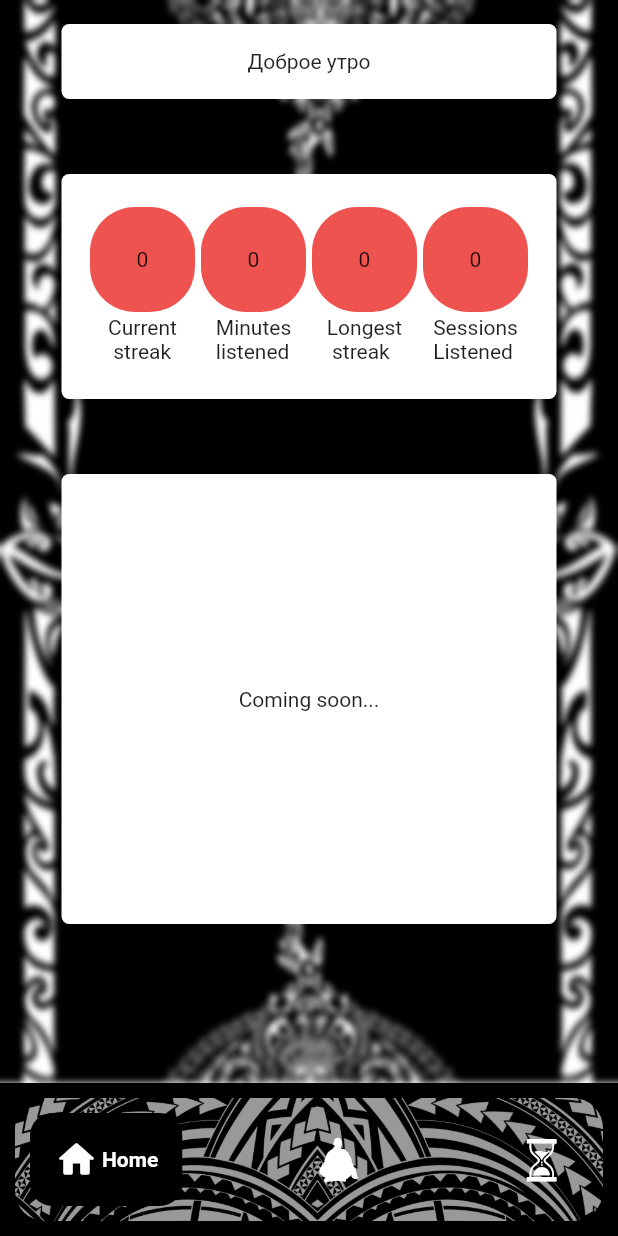
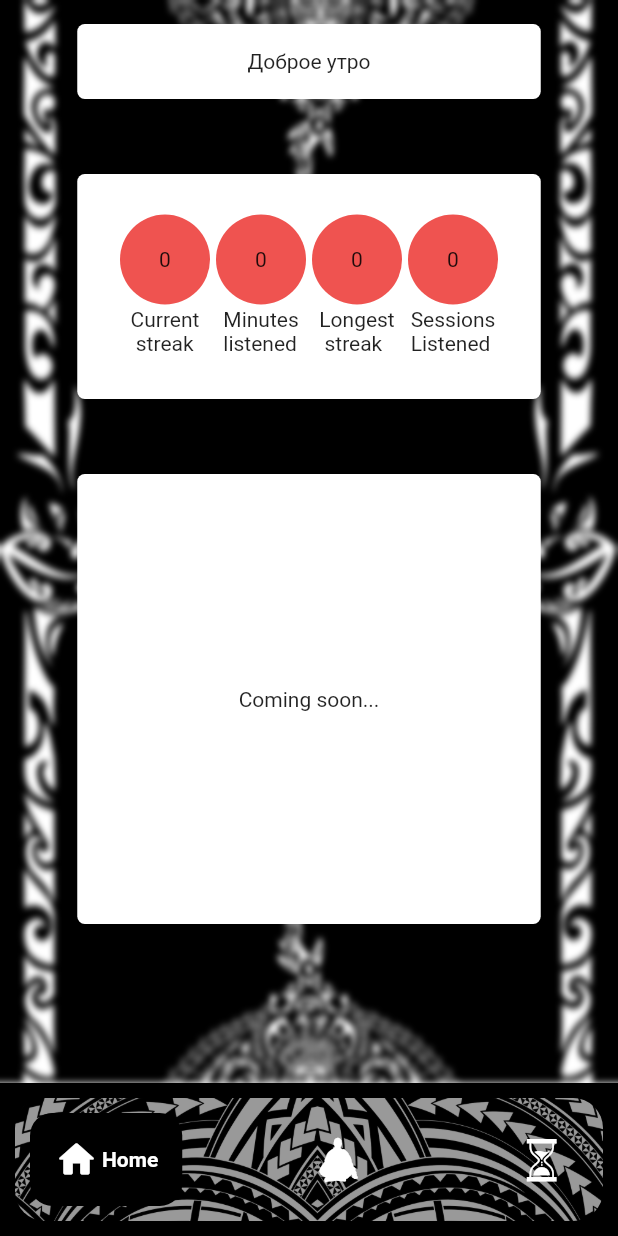
Before and after one commit to 0-melkonyanma-0/Simple-Meditation, a Flutter app: the screen it shows after launch, on a phone screen of 412 x 824 dp. Run offline on Flutter 3.47's test engine with Material 2 defaults, Android fonts, the phone set to English and light mode, and no system bars; drawn by our look-alikes of google_nav_bar; our stand-ins replace go_router, just_audio.

Commit message:
delete flexible widget

```diff
--- a/lib/screens/home.dart
+++ b/lib/screens/home.dart
@@ -55,14 +55,13 @@ class _HomeScreenState extends State<HomeScreen> {
               child: Padding(
                 padding: const EdgeInsets.all(16.0),
                 child: ListView(children: [
-                  Padding(
-                    padding: const EdgeInsets.symmetric(horizontal: 20),
-                    child: Center(
+                  Center(
                     child: SafeArea(
-                        child: Flexible(
                       child: ConstrainedBox(
-                            constraints:
-                                BoxConstraints(maxWidth: 330, minWidth: 300),
+                        constraints: BoxConstraints(
+                          minWidth: MediaQuery.of(context).size.width * 0.70,
+                          maxWidth: MediaQuery.of(context).size.width * 0.75,
+                        ),
                         child: Center(
                           child: Column(
                             children: [
@@ -79,39 +78,33 @@ class _HomeScreenState extends State<HomeScreen> {
                               ),
                               Container(
                                 height: 150,
-                                    child: Flexible(
                                 child: Row(
-                                        mainAxisAlignment:
-                                            MainAxisAlignment.center,
+                                  mainAxisAlignment: MainAxisAlignment.center,
                                   children: [
                                     Column(
                                       mainAxisAlignment:
                                           MainAxisAlignment.center,
                                       children: [
                                         Padding(
-                                                padding:
-                                                    const EdgeInsets.symmetric(
+                                          padding: const EdgeInsets.symmetric(
                                               horizontal: 2.0),
                                           child: Container(
-                                                  height: 70,
-                                                  width: 70,
+                                            height: 60,
+                                            width: 60,
                                             decoration: BoxDecoration(
                                               color: Colors.red[400],
                                               borderRadius:
-                                                        BorderRadius.circular(
-                                                            30),
+                                                  BorderRadius.circular(30),
                                             ),
                                             child: Row(
                                               mainAxisAlignment:
-                                                        MainAxisAlignment
-                                                            .center,
+                                                  MainAxisAlignment.center,
                                               children: [Text('0')],
                                             ),
                                           ),
                                         ),
                                         Padding(
-                                                padding:
-                                                    const EdgeInsets.all(2.0),
+                                          padding: const EdgeInsets.all(2.0),
                                           child: Text('Current\n streak'),
                                         ),
                                       ],
@@ -121,31 +114,26 @@ class _HomeScreenState extends State<HomeScreen> {
                                           MainAxisAlignment.center,
                                       children: [
                                         Padding(
-                                                padding:
-                                                    const EdgeInsets.symmetric(
+                                          padding: const EdgeInsets.symmetric(
                                               horizontal: 2.0),
                                           child: Container(
-                                                  height: 70,
-                                                  width: 70,
+                                            height: 60,
+                                            width: 60,
                                             decoration: BoxDecoration(
                                               color: Colors.red[400],
                                               borderRadius:
-                                                        BorderRadius.circular(
-                                                            30),
+                                                  BorderRadius.circular(30),
                                             ),
                                             child: Row(
                                               mainAxisAlignment:
-                                                        MainAxisAlignment
-                                                            .center,
+                                                  MainAxisAlignment.center,
                                               children: [Text('0')],
                                             ),
                                           ),
                                         ),
                                         Padding(
-                                                padding:
-                                                    const EdgeInsets.all(2.0),
-                                                child:
-                                                    Text('Minutes\nlistened'),
+                                          padding: const EdgeInsets.all(2.0),
+                                          child: Text('Minutes\nlistened'),
                                         ),
                                       ],
                                     ),
@@ -154,29 +142,25 @@ class _HomeScreenState extends State<HomeScreen> {
                                           MainAxisAlignment.center,
                                       children: [
                                         Padding(
-                                                padding:
-                                                    const EdgeInsets.symmetric(
+                                          padding: const EdgeInsets.symmetric(
                                               horizontal: 2.0),
                                           child: Container(
-                                                  height: 70,
-                                                  width: 70,
+                                            height: 60,
+                                            width: 60,
                                             decoration: BoxDecoration(
                                               color: Colors.red[400],
                                               borderRadius:
-                                                        BorderRadius.circular(
-                                                            30),
+                                                  BorderRadius.circular(30),
                                             ),
                                             child: Row(
                                               mainAxisAlignment:
-                                                        MainAxisAlignment
-                                                            .center,
+                                                  MainAxisAlignment.center,
                                               children: [Text('0')],
                                             ),
                                           ),
                                         ),
                                         Padding(
-                                                padding:
-                                                    const EdgeInsets.all(2.0),
+                                          padding: const EdgeInsets.all(2.0),
                                           child: Text('Longest\n streak'),
                                         ),
                                       ],
@@ -186,36 +170,30 @@ class _HomeScreenState extends State<HomeScreen> {
                                           MainAxisAlignment.center,
                                       children: [
                                         Padding(
-                                                padding:
-                                                    const EdgeInsets.symmetric(
+                                          padding: const EdgeInsets.symmetric(
                                               horizontal: 2.0),
                                           child: Container(
-                                                  height: 70,
-                                                  width: 70,
+                                            height: 60,
+                                            width: 60,
                                             decoration: BoxDecoration(
                                               color: Colors.red[400],
                                               borderRadius:
-                                                        BorderRadius.circular(
-                                                            30),
+                                                  BorderRadius.circular(30),
                                             ),
                                             child: Row(
                                               mainAxisAlignment:
-                                                        MainAxisAlignment
-                                                            .center,
+                                                  MainAxisAlignment.center,
                                               children: [Text('0')],
                                             ),
                                           ),
                                         ),
                                         Padding(
-                                                padding:
-                                                    const EdgeInsets.all(2.0),
-                                                child:
-                                                    Text('Sessions\nListened'),
+                                          padding: const EdgeInsets.all(2.0),
+                                          child: Text('Sessions\nListened'),
                                         ),
                                       ],
                                     ),
                                   ],
-                                      ),
                                 ),
                                 decoration: BoxDecoration(
                                   color: Colors.white,
@@ -227,16 +205,13 @@ class _HomeScreenState extends State<HomeScreen> {
                               ),
                               Container(
                                 height: 300,
-                                    child:
-                                        Center(child: Text('Coming soon...')),
+                                child: Center(child: Text('Coming soon...')),
                                 decoration: BoxDecoration(
                                   color: Colors.white,
                                   borderRadius: BorderRadius.circular(5),
                                 ),
                               ),
                             ],
-                              ),
-                            ),
                           ),
                         ),
                       ),
@@ -257,14 +232,3 @@ class _HomeScreenState extends State<HomeScreen> {
         bottomNavigationBar: NavBar());
   }
 }
-
-
-
-// Future<bool> checkConnect() async {
-//   try {
-//     await InternetAddress.lookup('ya.ru');
-//     return true;
-//   } on SocketException catch (_) {
-//     return false;
-//   }
-// }
```
Lines whose indentation alone changed are shown as unchanged.
